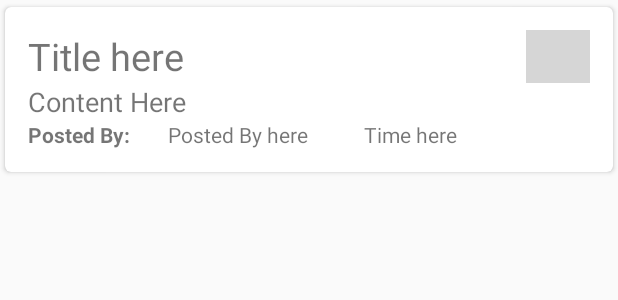
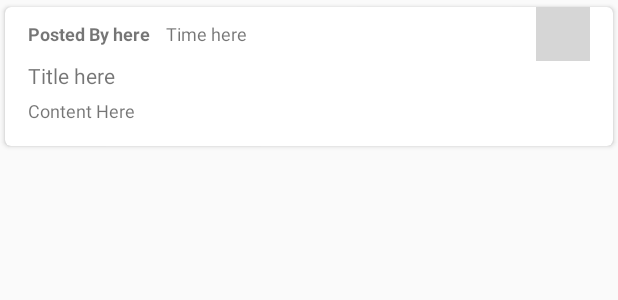
Before and after one commit to aman894/thinkin-forum, an Android app: the layout view_posts.xml on its own in the app's theme, with its tools: preview values and no code run, on a phone screen of 412 x 824 dp. Shown: the top 300 px of the screen. Run offline under Robolectric (Android 15) with nearby library versions, the phone set to English and light mode, and no system bars; grey boxes are pictures that could not be loaded.

Commit message:
Post time in seconds, mins hours and days & UI improvements

```diff
--- a/app/src/main/java/com/aman/thinkin/PostsActivity.java
+++ b/app/src/main/java/com/aman/thinkin/PostsActivity.java
@@ -98,9 +98,35 @@ public class PostsActivity extends AppCompatActivity {
             }
 
             private String getDate(long timeStamp) {
-                Date date = new Date(-timeStamp);
-                Format format = new SimpleDateFormat("dd/MM/yyyy HH:mm:ss");
-                return format.format(date);
+                long timestamp = -timeStamp;
+                Date date = new Date();
+                long difference = Math.abs(timestamp-date.getTime())/1000;
+
+                if(difference<60){
+                    String time = String.valueOf(difference);
+                    if(time.equals("1"))
+                        return time+" sec ago";
+                    else return time+" secs ago";
+
+                }
+                else if(difference>=60 && difference<3600){
+                    String time = String.valueOf(difference/60);
+                    if(time.equals("1"))
+                        return time+" min ago";
+                    else return time+" mins ago";
+                }
+                else if(difference>=3600 && difference<3600*24){
+                    String time = String.valueOf(difference/3600);
+                    if(time.equals("1"))
+                        return time+" hr ago";
+                    else return time+" hrs ago";
+                }
+                else {
+                    String time = String.valueOf(difference/(3600*24));
+                    if(time.equals("1"))
+                        return time+" day ago";
+                    else return time+" days ago";
+                }
             }
         };
         rvPosts.setAdapter(postAdapter);
--- a/app/src/main/res/layout/view_posts.xml
+++ b/app/src/main/res/layout/view_posts.xml
@@ -8,7 +8,6 @@
         android:layout_gravity="center"
         android:layout_width="match_parent"
         android:layout_height="wrap_content"
-        android:padding="10dp"
         android:foreground="?android:attr/selectableItemBackground"
         android:layout_marginBottom="3dp"
         card_view:cardCornerRadius="4dp"
@@ -17,33 +16,52 @@
         <FrameLayout
             android:layout_width="match_parent"
             android:layout_height="match_parent"
-            android:padding="15dp">
+            android:paddingLeft="15dp"
+            android:paddingRight="15dp"
+            android:paddingBottom="15dp">
             <LinearLayout
                 android:layout_width="match_parent"
                 android:layout_height="match_parent"
-                android:orientation="vertical"
-                android:weightSum="100">
-                <LinearLayout
-                    android:layout_width="match_parent"
-                    android:layout_height="0dp"
-                    android:layout_weight="25"
-                    android:orientation="horizontal"
-                    android:weightSum="10">
+                android:orientation="vertical">
+                <RelativeLayout
+                    android:layout_height="wrap_content"
+                    android:layout_width="match_parent">
                     <TextView
-                        android:id="@+id/tvTitle"
-                        android:layout_width="0dp"
-                        android:layout_height="match_parent"
-                        android:text="Title here"
-                        android:layout_weight="9"
-                        android:textSize="25sp"/>
+                        android:layout_height="wrap_content"
+                        android:layout_width="wrap_content"
+                        android:textStyle="bold"
+                        android:layout_centerVertical="true"
+                        android:textSize="12sp"
+                        android:id="@+id/tvPostedBy"
+                        android:text="Posted By here"/>
+                    <TextView
+                        android:layout_height="wrap_content"
+                        android:layout_width="wrap_content"
+                        android:layout_centerVertical="true"
+                        android:layout_toRightOf="@id/tvPostedBy"
+                        android:layout_marginLeft="10dp"
+                        android:textSize="12sp"
+                        android:gravity="right"
+                        android:id="@+id/tvPostTime"
+                        android:text="Time here"/>
                     <ImageButton
-                        android:layout_width="5dp"
-                        android:layout_height="35dp"
+                        android:layout_width="36dp"
+                        android:layout_alignParentRight="true"
+                        android:layout_centerVertical="true"
+                        android:layout_height="36dp"
                         android:foreground="?android:attr/selectableItemBackground"
                         android:src="@drawable/ic_menu_overflow_card"
                         android:background="#fff"
-                        android:layout_weight="1"
+                        android:layout_weight="15"
                         android:id="@+id/ibPostMenuButton"/>
+                </RelativeLayout>
+                <TextView
+                    android:id="@+id/tvTitle"
+                    android:layout_width="match_parent"
+                    android:layout_height="match_parent"
+                    android:text="Title here"
+                    android:gravity="center_vertical"
+                    android:textSize="14sp"/>
                <TextView
                     android:id="@+id/tvUpvotes"
                     android:layout_width="match_parent"
@@ -53,40 +71,14 @@
 
                     android:layout_weight="7"
                     android:textSize="25sp"/>
-                </LinearLayout>
 
                 <TextView
                     android:id="@+id/tvContent"
                     android:layout_width="match_parent"
-                    android:layout_height="0dp"
+                    android:layout_height="wrap_content"
+                    android:layout_marginTop="5dp"
                     android:text="Content Here"
-                    android:layout_weight="50"
-                    android:textSize="18sp"/>
-                <LinearLayout
-                    android:layout_weight="25"
-                    android:layout_width="match_parent"
-                    android:layout_height="0dp"
-                    android:orientation="horizontal"
-                    android:weightSum="100">
-                    <TextView
-                        android:layout_width="0dp"
-                        android:layout_height="wrap_content"
-                        android:layout_weight="25"
-                        android:textStyle="bold"
-                        android:text="Posted By:"/>
-                    <TextView
-                        android:layout_width="0dp"
-                        android:layout_height="match_parent"
-                        android:layout_weight="35"
-                        android:id="@+id/tvPostedBy"
-                        android:text="Posted By here"/>
-                    <TextView
-                        android:layout_width="0dp"
-                        android:layout_height="match_parent"
-                        android:layout_weight="40"
-                        android:id="@+id/tvPostTime"
-                        android:text="Time here"/>
-                </LinearLayout>
+                    android:textSize="12sp"/>
             </LinearLayout>
         </FrameLayout>
     </android.support.v7.widget.CardView>
```
Also changed, not shown: 1 other file. Lines whose indentation alone changed are shown as unchanged.
